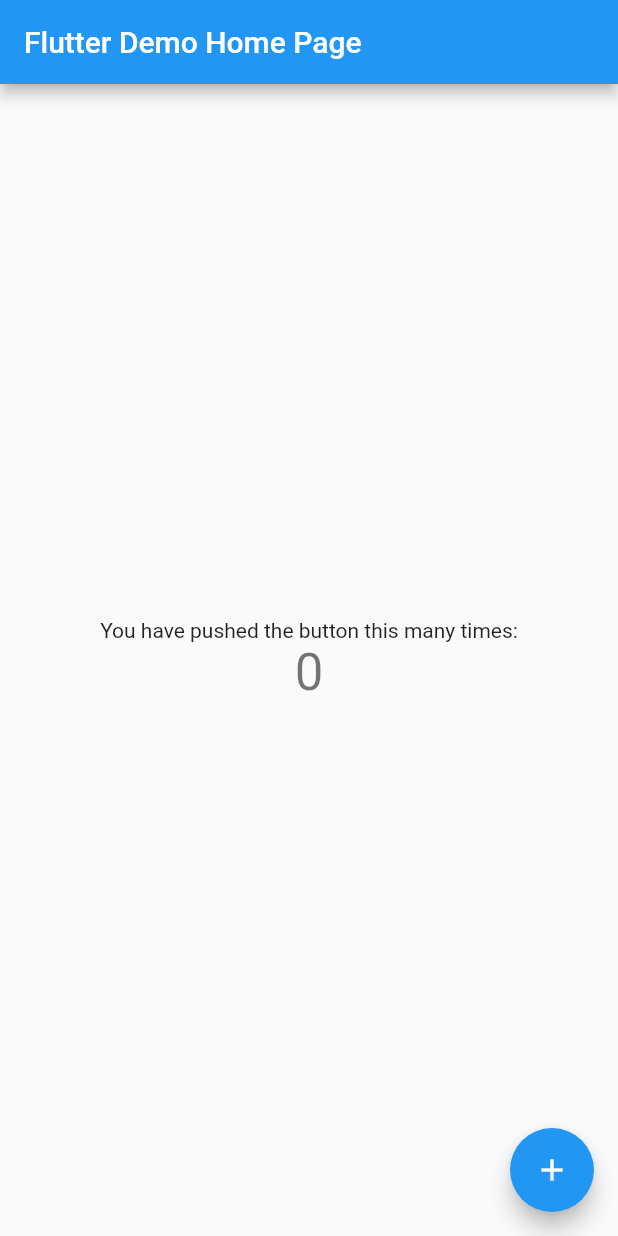
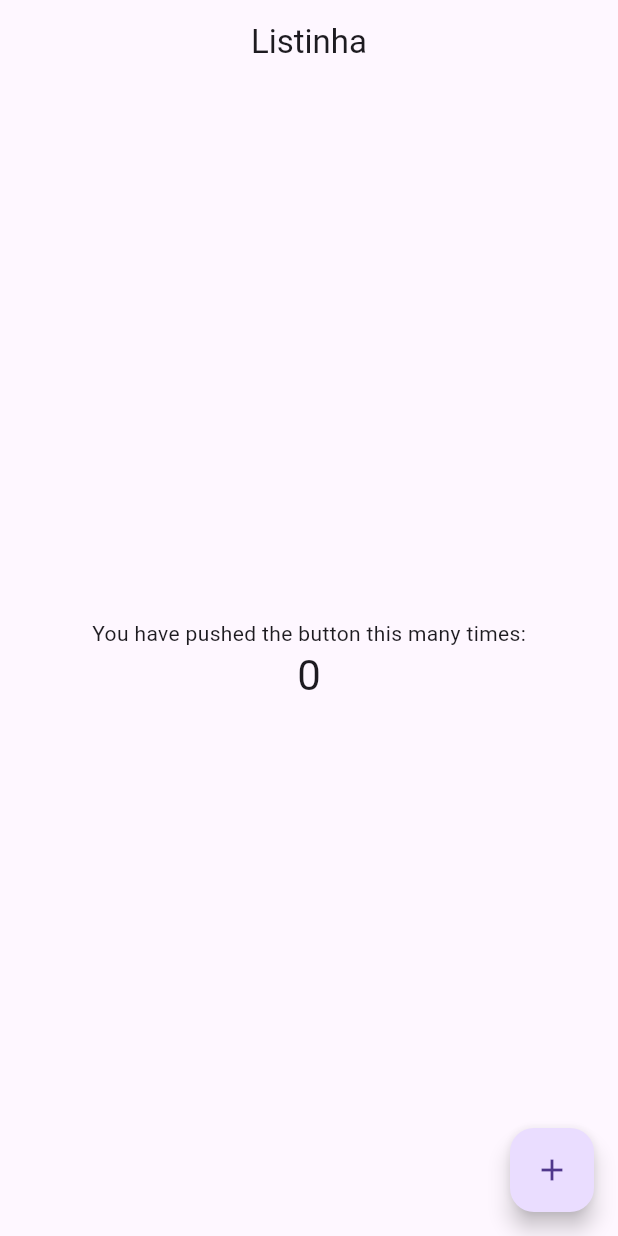
Before and after one commit to thiagoaires/fullstack_flutterando, a Flutter app: the screen it shows after launch, on a phone screen of 412 x 824 dp. Run offline on Flutter 3.47's test engine with Material 2 defaults, Android fonts, the phone set to English and light mode, and no system bars; statements that could not run were skipped.

Commit message:
Ajustes interface app

```diff
--- a/app/analysis_options.yaml
+++ b/app/analysis_options.yaml
@@ -7,7 +7,7 @@
 
 # The following line activates a set of recommended lints for Flutter apps,
 # packages, and plugins designed to encourage good coding practices.
-include: package:flutter_lints/flutter.yaml
+include: package:flutterando_analysis/flutter.yaml
 
 linter:
   # The lint rules applied to this project can be customized in the
--- a/app/lib/main.dart
+++ b/app/lib/main.dart
@@ -1,3 +1,4 @@
+import 'package:app/src/shared/themes/themes.dart';
 import 'package:flutter/material.dart';
 
 void main() {
@@ -12,19 +13,10 @@ class MyApp extends StatelessWidget {
   Widget build(BuildContext context) {
     return MaterialApp(
       title: 'Flutter Demo',
-      theme: ThemeData(
-        // This is the theme of your application.
-        //
-        // Try running your application with "flutter run". You'll see the
-        // application has a blue toolbar. Then, without quitting the app, try
-        // changing the primarySwatch below to Colors.green and then invoke
-        // "hot reload" (press "r" in the console where you ran "flutter run",
-        // or simply save your changes to "hot reload" in a Flutter IDE).
-        // Notice that the counter didn't reset back to zero; the application
-        // is not restarted.
-        primarySwatch: Colors.blue,
-      ),
-      home: const MyHomePage(title: 'Flutter Demo Home Page'),
+      debugShowCheckedModeBanner: false,
+      theme: lightTheme,
+      darkTheme: darkTheme,
+      home: const MyHomePage(title: 'Listinha'),
     );
   }
 }
--- /dev/null
+++ b/app/lib/src/shared/themes/themes.dart
@@ -0,0 +1,20 @@
+import 'package:flutter/material.dart';
+
+part './color_schemes.g.dart';
+
+final lightTheme = ThemeData(
+  appBarTheme: AppBarTheme(
+    centerTitle: true,
+    backgroundColor: lightColorScheme.primaryContainer,
+  ),
+  useMaterial3: true,
+  colorScheme: lightColorScheme,
+);
+
+final darkTheme = ThemeData(
+  colorScheme: darkColorScheme,
+  appBarTheme: AppBarTheme(
+    centerTitle: true,
+    backgroundColor: darkColorScheme.primaryContainer,
+  ),
+);
```
Also changed, not shown: app/lib/src/shared/themes/color_schemes.g.dart (added), 2 other files.
